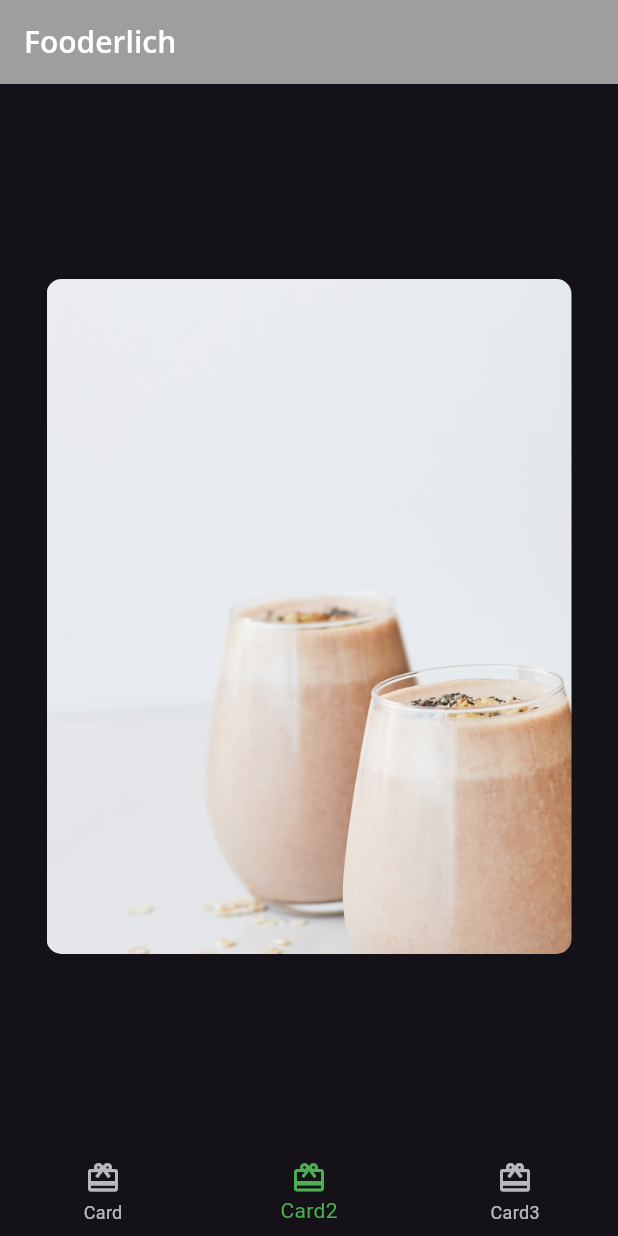
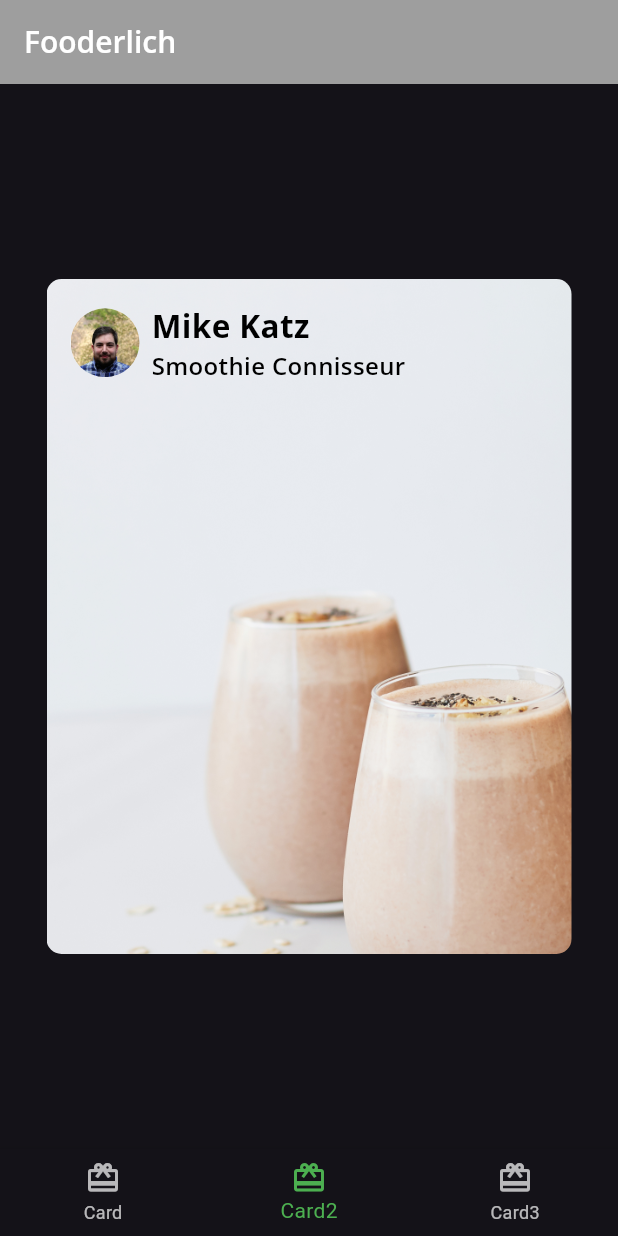
Before and after one commit to triastanto/flta-03-basic-widgets, a Flutter app: the screen it shows after launch, item 2 of the bottom bar chosen, on a phone screen of 412 x 824 dp. Run offline on Flutter 3.47's test engine with Material 3 defaults, Android fonts, the phone set to English and light mode, and no system bars; our stand-ins replace google_fonts.

Commit message:
setting up AuthorCard widget

```diff
--- /dev/null
+++ b/lib/author_card.dart
@@ -0,0 +1,50 @@
+import 'package:flutter/material.dart';
+import 'fooderlich_theme.dart';
+import 'circle_image.dart';
+
+class AuthorCard extends StatelessWidget {
+  final String authorName;
+  final String title;
+  final ImageProvider? imageProvider;
+
+  const AuthorCard({
+    super.key,
+    required this.authorName,
+    required this.title,
+    this.imageProvider,
+  });
+
+  @override
+  Widget build(BuildContext context) {
+    return Container(
+      padding: const EdgeInsets.all(16),
+      child: Row(
+        children: [
+          Row(
+            children: [
+              CircleImage(
+                imageProvider: imageProvider,
+                imageRadius: 28,
+              ),
+              const SizedBox(width: 8),
+              Column(
+                crossAxisAlignment: CrossAxisAlignment.start,
+                children: [
+                  Text(
+                    authorName,
+                    style: FooderlichTheme.lightTextTheme.displayMedium,
+                  ),
+                  Text(
+                    title,
+                    style: FooderlichTheme.lightTextTheme.displaySmall,
+                  ),
+                ],
+              ),
+              // TODO: Add IconButton
+            ],
+          ),
+        ],
+      ),
+    );
+  }
+}
--- a/lib/card2.dart
+++ b/lib/card2.dart
@@ -1,4 +1,5 @@
 import 'package:flutter/material.dart';
+import 'author_card.dart';
 
 class Card2 extends StatelessWidget {
   const Card2({super.key});
@@ -22,7 +23,11 @@ class Card2 extends StatelessWidget {
         ),
         child: Column(
           children: [
-            // TODO: Add author information
+            const AuthorCard(
+              authorName: 'Mike Katz',
+              title: 'Smoothie Connisseur',
+              imageProvider: AssetImage('assets/author_katz.jpeg'),
+            ),
             // TODO: Add Positioned text
           ],
         ),
--- /dev/null
+++ b/lib/circle_image.dart
@@ -0,0 +1,21 @@
+import 'package:flutter/material.dart';
+
+class CircleImage extends StatelessWidget {
+  const CircleImage({
+    super.key,
+    this.imageProvider,
+    this.imageRadius = 20,
+  });
+
+  final double imageRadius;
+  final ImageProvider? imageProvider;
+
+  @override
+  Widget build(BuildContext context) {
+    return CircleAvatar(
+      backgroundColor: Colors.white,
+      radius: imageRadius - 5,
+      backgroundImage: imageProvider,
+    );
+  }
+}
```
Also changed, not shown: assets/author_katz.jpeg (added).
